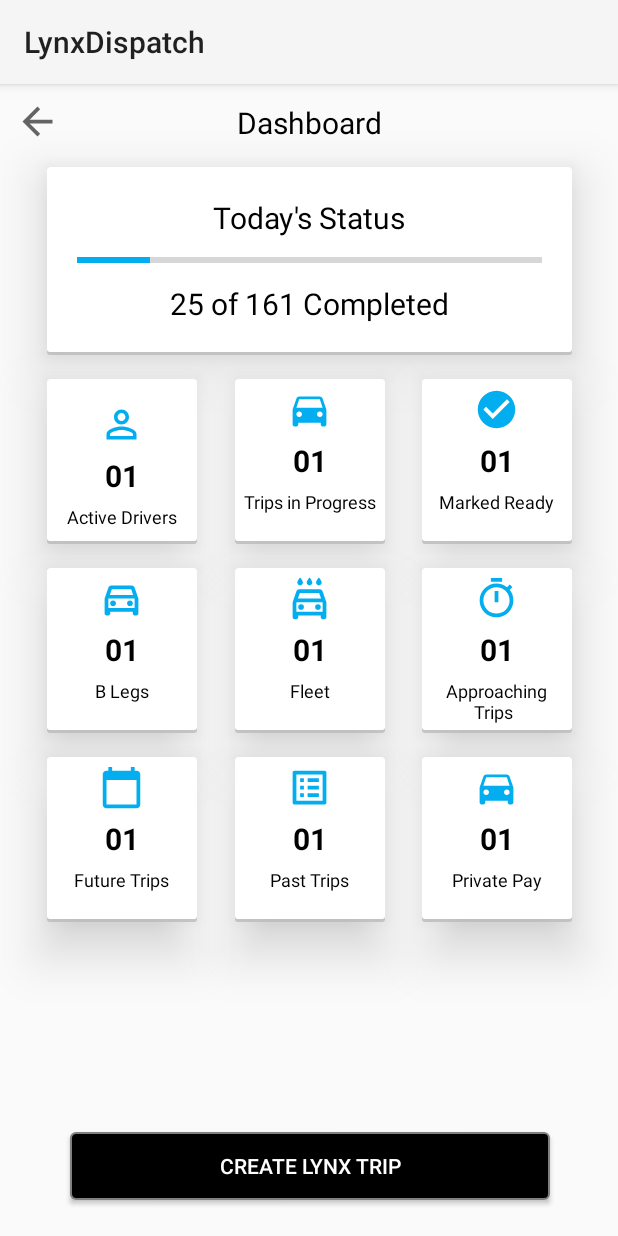
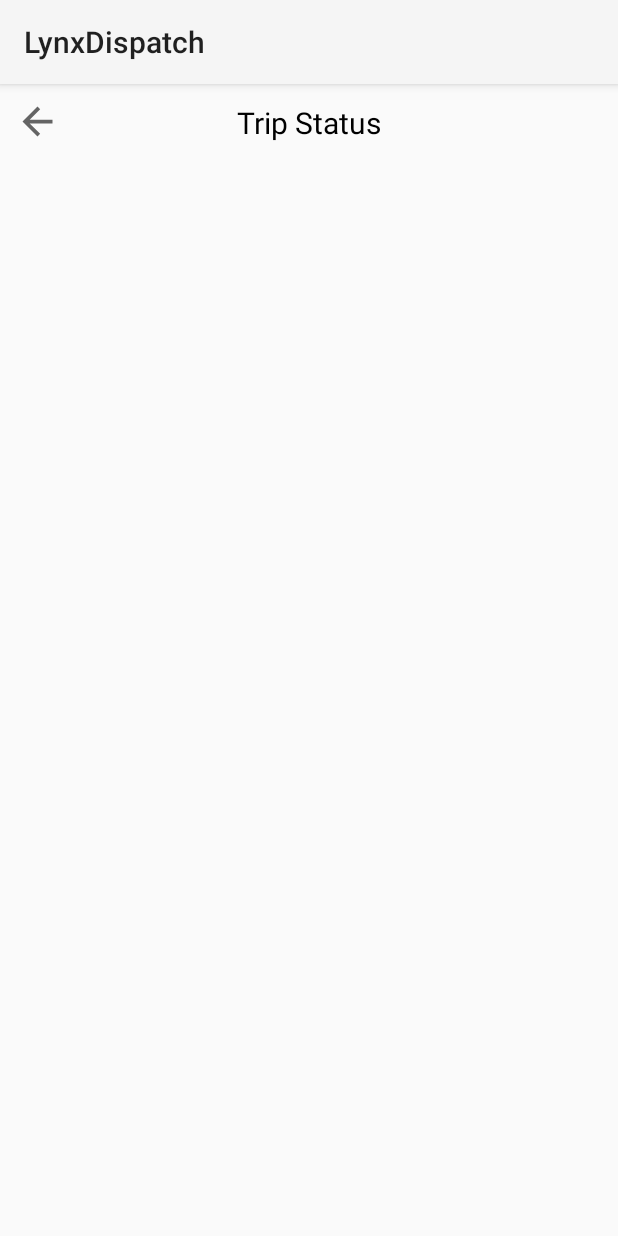
Before and after one commit to Talhasahi/LynxDispatchPractice, an Android app: the DashboardDispatcherActivity screen opened directly, with no data from a screen before it, after a tap on "Today's Status", on a phone screen of 412 x 824 dp. Run offline under Robolectric (Android 15) with nearby library versions, the phone set to English and light mode, and no system bars.

Commit message:
Add new Activity Trip Status
Trips status shows the today trips status all trips etc.

```diff
--- a/testing/app/src/main/java/com/example/lynxdispatch/DashboardDispatcherActivity.java
+++ b/testing/app/src/main/java/com/example/lynxdispatch/DashboardDispatcherActivity.java
@@ -50,7 +50,9 @@ public class DashboardDispatcherActivity extends AppCompatActivity {
         todayStatus_b.setOnClickListener(new View.OnClickListener() {
             @Override
             public void onClick(View v) {
-                Toast.makeText(DashboardDispatcherActivity.this, "Today Status", Toast.LENGTH_SHORT).show();
+                intent = new Intent(DashboardDispatcherActivity.this, TripStatusActivity.class);
+                startActivity(intent);
+                overridePendingTransition(android.R.anim.slide_in_left, android.R.anim.slide_out_right);
             }
         });
         activeTrips_b.setOnClickListener(new View.OnClickListener() {
--- /dev/null
+++ b/testing/app/src/main/java/com/example/lynxdispatch/TripStatusActivity.java
@@ -0,0 +1,39 @@
+package com.example.lynxdispatch;
+
+import androidx.appcompat.app.AppCompatActivity;
+
+import android.os.Bundle;
+import android.view.View;
+import android.widget.Button;
+
+public class TripStatusActivity extends AppCompatActivity {
+
+    Button backButton;
+
+    @Override
+    protected void onCreate(Bundle savedInstanceState) {
+        super.onCreate(savedInstanceState);
+        setContentView(R.layout.activity_trip_status);
+
+        inialization();
+        backButton.setOnClickListener(new View.OnClickListener() {
+            @Override
+            public void onClick(View v) {
+                finish();
+                overridePendingTransition(android.R.anim.slide_in_left, android.R.anim.slide_out_right);
+            }
+        });
+    }
+
+    private void inialization() {
+        backButton = findViewById(R.id.backButton_trip_status);
+
+    }
+
+    @Override
+    public void onBackPressed() {
+        super.onBackPressed();
+        finish();
+        overridePendingTransition(android.R.anim.slide_in_left, android.R.anim.slide_out_right);
+    }
+}
--- /dev/null
+++ b/testing/app/src/main/res/layout/activity_trip_status.xml
@@ -0,0 +1,36 @@
+<?xml version="1.0" encoding="utf-8"?>
+<androidx.constraintlayout.widget.ConstraintLayout xmlns:android="http://schemas.android.com/apk/res/android"
+    xmlns:app="http://schemas.android.com/apk/res-auto"
+    xmlns:tools="http://schemas.android.com/tools"
+    android:layout_width="match_parent"
+    android:layout_height="match_parent"
+    tools:context=".TripStatusActivity">
+
+    <Button
+        android:id="@+id/backButton_trip_status"
+        android:layout_width="30dp"
+        android:layout_height="30dp"
+        android:layout_marginStart="10dp"
+        android:layout_marginTop="10dp"
+        android:background="@drawable/ic_baseline_arrow_back_24"
+        android:elevation="10dp"
+        android:text=""
+        android:textColor="#FFFFFF"
+        app:layout_constraintEnd_toEndOf="parent"
+        app:layout_constraintHorizontal_bias="0.0"
+        app:layout_constraintStart_toStartOf="parent"
+        app:layout_constraintTop_toTopOf="parent" />
+
+
+    <TextView
+        android:layout_width="wrap_content"
+        android:layout_height="wrap_content"
+        android:layout_marginTop="12dp"
+        android:text="Trip Status"
+        android:textColor="@color/colorPrimary"
+        android:textSize="20dp"
+        app:layout_constraintEnd_toEndOf="parent"
+        app:layout_constraintStart_toStartOf="parent"
+        app:layout_constraintTop_toTopOf="parent" />
+
+</androidx.constraintlayout.widget.ConstraintLayout>
```
Also changed, not shown: testing/app/src/main/AndroidManifest.xml (+31 -30 lines).
